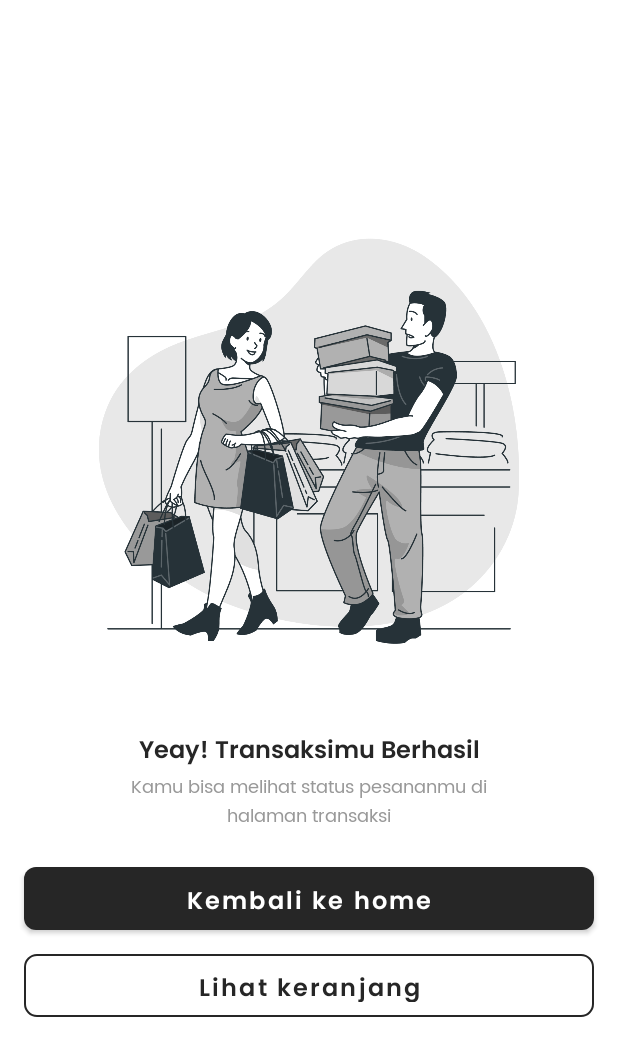
After one commit to Ayam-Goreng-Enak/capfits-mobile, an Android app: the SuccessActivity screen opened directly, with no data from a screen before it, on a phone screen of 412 x 824 dp. The commit adds this screen. Shown: the top 1056 px of the screen. Run offline under Robolectric (Android 15) with nearby library versions, the phone set to English and light mode, and no system bars.

Commit message:
success activity

```diff
--- a/app/src/main/AndroidManifest.xml
+++ b/app/src/main/AndroidManifest.xml
@@ -21,6 +21,9 @@
         android:supportsRtl="true"
         android:theme="@style/Theme.Capfits.NoActionBar"
         android:usesCleartextTraffic="true">
+        <activity
+            android:name=".SuccessActivity"
+            android:exported="false" />
         <activity
             android:name=".ui.recommend.ResultActivity"
             android:exported="false" />
--- /dev/null
+++ b/app/src/main/java/com/ayamgorengenak/capfits/SuccessActivity.kt
@@ -0,0 +1,11 @@
+package com.ayamgorengenak.capfits
+
+import androidx.appcompat.app.AppCompatActivity
+import android.os.Bundle
+
+class SuccessActivity : AppCompatActivity() {
+    override fun onCreate(savedInstanceState: Bundle?) {
+        super.onCreate(savedInstanceState)
+        setContentView(R.layout.activity_success)
+    }
+}
--- a/app/src/main/java/com/ayamgorengenak/capfits/ui/recommend/DetailProductActivity.kt
+++ b/app/src/main/java/com/ayamgorengenak/capfits/ui/recommend/DetailProductActivity.kt
@@ -1,5 +1,6 @@
 package com.ayamgorengenak.capfits.ui.recommend
 
+import android.content.Intent
 import androidx.appcompat.app.AppCompatActivity
 import android.os.Bundle
 import android.util.Log
@@ -7,11 +8,13 @@
 import androidx.recyclerview.widget.LinearLayoutManager
 import androidx.recyclerview.widget.RecyclerView
 import com.ayamgorengenak.capfits.R
+import com.ayamgorengenak.capfits.SuccessActivity
 import com.ayamgorengenak.capfits.UkuranAdapter
 import com.ayamgorengenak.capfits.WarnaAdapter
 import com.ayamgorengenak.capfits.backend.ApiConfig
 import com.ayamgorengenak.capfits.backend.FileDetailResponse
 import com.ayamgorengenak.capfits.databinding.ActivityDetailProductBinding
+import com.ayamgorengenak.capfits.ui.auth.LoginActivity
 import com.bumptech.glide.Glide
 import com.bumptech.glide.load.resource.drawable.DrawableTransitionOptions
 import retrofit2.Call
@@ -43,6 +46,12 @@
         super.onCreate(savedInstanceState)
         binding = ActivityDetailProductBinding.inflate(layoutInflater)
 
+        binding.buttonSewa.setOnClickListener {
+            Intent(this@DetailProductActivity, SuccessActivity::class.java).also {
+                startActivity(it)
+            }
+        }
+
         setContentView(binding.root)
         val id = intent.getIntExtra("id", -1)
         val service = ApiConfig.getApiService().detail(id)
@@ -55,14 +64,14 @@
                 if (response.isSuccessful) {
                     Log.e("cek", "bisaqa")
                     val responseBody = response.body()
-                    var itemColor : ArrayList<String> = ArrayList()
-                    var tmpColor : String = String()
-                    var itemSize : ArrayList<String> = ArrayList()
-                    var itemHip : ArrayList<String> = ArrayList()
-                    var itemWaist : ArrayList<String> = ArrayList()
-                    var itemLength : ArrayList<String> = ArrayList()
+                    var itemColor: ArrayList<String> = ArrayList()
+                    var tmpColor: String = String()
+                    var itemSize: ArrayList<String> = ArrayList()
+                    var itemHip: ArrayList<String> = ArrayList()
+                    var itemWaist: ArrayList<String> = ArrayList()
+                    var itemLength: ArrayList<String> = ArrayList()
 
-                    for (outfit in responseBody?.data!!){
+                    for (outfit in responseBody?.data!!) {
                         idOutfit = outfit.id_outfit
                         image = outfit.foto
                         judul = outfit.nama_outfit
@@ -78,7 +87,7 @@
                         itemWaist.add(outfit.waist)
                         itemLength.add(outfit.length)
                     }
-                    for (color in tmpColor.split(",")){
+                    for (color in tmpColor.split(",")) {
                         itemColor.add(color)
                     }
 
@@ -135,19 +144,19 @@
         rvUkuran.setHasFixedSize(true)
     }
 
-    private fun showRecyclerWarna(itemColor : ArrayList<String>){
-        rvWarna.layoutManager = LinearLayoutManager(this,LinearLayoutManager.HORIZONTAL, false)
+    private fun showRecyclerWarna(itemColor: ArrayList<String>) {
+        rvWarna.layoutManager = LinearLayoutManager(this, LinearLayoutManager.HORIZONTAL, false)
         val warnaAdapter = WarnaAdapter(itemColor)
-        for(color in itemColor!!){
+        for (color in itemColor!!) {
             Log.e("", "$color")
         }
         rvWarna.adapter = warnaAdapter
     }
 
-    private fun showRecyclerUkuran(itemUkuran : ArrayList<String>){
-        rvUkuran.layoutManager = LinearLayoutManager(this,LinearLayoutManager.HORIZONTAL, false)
+    private fun showRecyclerUkuran(itemUkuran: ArrayList<String>) {
+        rvUkuran.layoutManager = LinearLayoutManager(this, LinearLayoutManager.HORIZONTAL, false)
         val ukuranAdapter = UkuranAdapter(itemUkuran)
-        for(ukuran in itemUkuran!!){
+        for (ukuran in itemUkuran!!) {
             Log.e("", "$ukuran")
         }
         rvUkuran.adapter = ukuranAdapter
@@ -157,19 +166,23 @@
         const val EXTRA_DATA = "extra_data"
     }
 
-    private fun setWarna(warna:ArrayList<String>){
+    private fun setWarna(warna: ArrayList<String>) {
         this.warna = warna
     }
-    private fun setSize(size:ArrayList<String>){
+
+    private fun setSize(size: ArrayList<String>) {
         this.size = size
     }
-    private fun setHip(hip:ArrayList<String>){
+
+    private fun setHip(hip: ArrayList<String>) {
         this.hip = hip
     }
-    private fun setWaist(waist:ArrayList<String>){
+
+    private fun setWaist(waist: ArrayList<String>) {
         this.waist = waist
     }
-    private fun setLength(length:ArrayList<String>){
+
+    private fun setLength(length: ArrayList<String>) {
         this.length = length
     }
 }
--- a/app/src/main/res/layout/activity_daftar.xml
+++ b/app/src/main/res/layout/activity_daftar.xml
@@ -6,7 +6,7 @@
     xmlns:app="http://schemas.android.com/apk/res-auto"
     android:background="@drawable/bg_daftar"
     android:orientation="vertical"
-    tools:context=".LoginActivity">
+    tools:context=".ui.auth.LoginActivity">
 
     <LinearLayout
         android:layout_width="match_parent"
--- a/app/src/main/res/layout/activity_detail_product.xml
+++ b/app/src/main/res/layout/activity_detail_product.xml
@@ -143,13 +143,13 @@
                         android:textColor="@color/black_font"
                         android:textSize="12sp" />
 
-                    <TextView
-                        android:layout_width="wrap_content"
-                        android:layout_height="wrap_content"
-                        android:fontFamily="@font/poppins_regular"
-                        android:text="3"
-                        android:textColor="@color/gray_font"
-                        android:textSize="12sp" />
+<!--                    <TextView-->
+<!--                        android:layout_width="wrap_content"-->
+<!--                        android:layout_height="wrap_content"-->
+<!--                        android:fontFamily="@font/poppins_regular"-->
+<!--                        android:text="3"-->
+<!--                        android:textColor="@color/gray_font"-->
+<!--                        android:textSize="12sp" />-->
                 </LinearLayout>
 
                 <LinearLayout
@@ -203,13 +203,13 @@
                         android:textColor="@color/black_font"
                         android:textSize="12sp" />
 
-                    <TextView
-                        android:layout_width="match_parent"
-                        android:layout_height="wrap_content"
-                        android:fontFamily="@font/poppins_regular"
-                        android:text="3"
-                        android:textColor="@color/gray_font"
-                        android:textSize="12sp" />
+<!--                    <TextView-->
+<!--                        android:layout_width="match_parent"-->
+<!--                        android:layout_height="wrap_content"-->
+<!--                        android:fontFamily="@font/poppins_regular"-->
+<!--                        android:text="3"-->
+<!--                        android:textColor="@color/gray_font"-->
+<!--                        android:textSize="12sp" />-->
                 </LinearLayout>
 
                 <LinearLayout
@@ -628,12 +628,13 @@
                     app:layout_constraintTop_toBottomOf="@id/sectionGuide">
 
                     <Button
+                        android:id="@+id/buttonSewa"
                         android:layout_width="wrap_content"
                         android:layout_height="match_parent"
                         android:layout_gravity="end"
                         android:gravity="end"
                         android:background="@drawable/custom_button"
-                        android:text="@string/btn_keranjang" />
+                        android:text="@string/btn_sewa" />
                 </LinearLayout>
             </LinearLayout>
 
--- /dev/null
+++ b/app/src/main/res/layout/activity_success.xml
@@ -0,0 +1,85 @@
+<?xml version="1.0" encoding="utf-8"?>
+<androidx.constraintlayout.widget.ConstraintLayout xmlns:android="http://schemas.android.com/apk/res/android"
+    xmlns:app="http://schemas.android.com/apk/res-auto"
+    xmlns:tools="http://schemas.android.com/tools"
+    android:layout_width="match_parent"
+    android:layout_height="match_parent"
+    tools:context=".SuccessActivity">
+
+    <LinearLayout
+        android:layout_width="match_parent"
+        android:layout_height="match_parent"
+        android:gravity="center"
+        android:orientation="vertical"
+        app:layout_constraintLeft_toLeftOf="parent"
+        app:layout_constraintTop_toTopOf="parent">
+
+        <ImageView
+            android:id="@+id/imgSucess"
+            android:layout_width="300dp"
+            android:layout_height="300dp"
+            android:src="@drawable/success_cart"
+            app:layout_constraintLeft_toLeftOf="parent"
+            app:layout_constraintTop_toTopOf="parent" />
+
+        <TextView
+            android:id="@+id/titleSuccess"
+            style="@style/default_margin"
+            android:layout_width="match_parent"
+            android:layout_height="wrap_content"
+            android:layout_marginTop="42dp"
+            android:gravity="center"
+            android:fontFamily="@font/poppins_semibold"
+            android:text="Yeay! Transaksimu Berhasil"
+            android:textColor="@color/black_font"
+            android:textSize="16sp"
+            app:layout_constraintTop_toBottomOf="@id/populer" />
+
+        <TextView
+            android:id="@+id/subSuccess"
+            style="@style/default_margin"
+            android:layout_width="match_parent"
+            android:layout_height="wrap_content"
+            android:gravity="center"
+            android:layout_marginStart="64dp"
+            android:layout_marginEnd="64dp"
+            android:fontFamily="@font/poppins_regular"
+            android:text="Kamu bisa melihat status pesananmu di halaman transaksi"
+            android:textColor="@color/gray_font"
+            android:textSize="12sp"
+            app:layout_constraintTop_toBottomOf="@id/populer" />
+
+        <Button
+            android:id="@+id/buttonHome"
+            android:layout_width="match_parent"
+            android:layout_height="42dp"
+            android:layout_gravity="center"
+            android:layout_marginTop="24dp"
+            android:layout_marginStart="16dp"
+            android:layout_marginEnd="16dp"
+            android:background="@drawable/custom_button"
+            android:fontFamily="@font/poppins_semibold"
+            android:gravity="center"
+            android:textAllCaps="false"
+            android:text="Kembali ke home"
+            android:textColor="@color/white"
+            android:textSize="16sp" />
+
+        <Button
+            android:id="@+id/buttonKeranjang"
+            android:layout_width="match_parent"
+            android:layout_height="42dp"
+            android:layout_gravity="center"
+            android:layout_marginTop="16dp"
+            android:layout_marginStart="16dp"
+            android:layout_marginEnd="16dp"
+            android:background="@drawable/custom_button_stroke"
+            android:fontFamily="@font/poppins_semibold"
+            android:gravity="center"
+            android:textAllCaps="false"
+            android:text="Lihat keranjang"
+            android:textColor="@color/black_font"
+            android:textSize="16sp" />
+    </LinearLayout>
+
+</androidx.constraintlayout.widget.ConstraintLayout>
--- a/app/src/main/res/values/strings.xml
+++ b/app/src/main/res/values/strings.xml
@@ -77,7 +77,7 @@
     <string name="size_guide">Size Guide</string>
     <string name="dapat_disewa">Dapat Disewa</string>
     <string name="harga">Rp 2,000,0000</string>
-    <string name="btn_keranjang">+ Keranjang</string>
+    <string name="btn_sewa">+ Sewa Sekarang</string>
 
     <!-- DETAIL PRODUCT TABLE -->
     <string name="size_guide_table">Size</string>
```
Also changed, not shown: app/src/main/res/drawable/success_cart.png (added).
